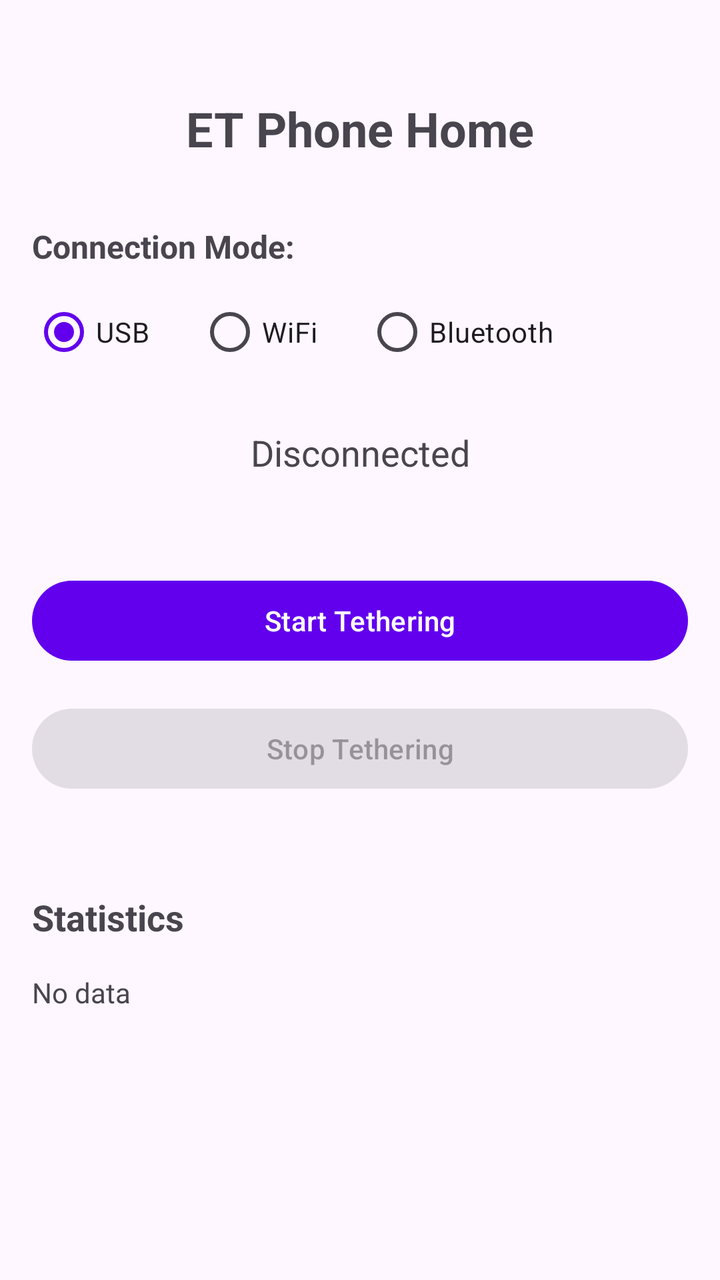
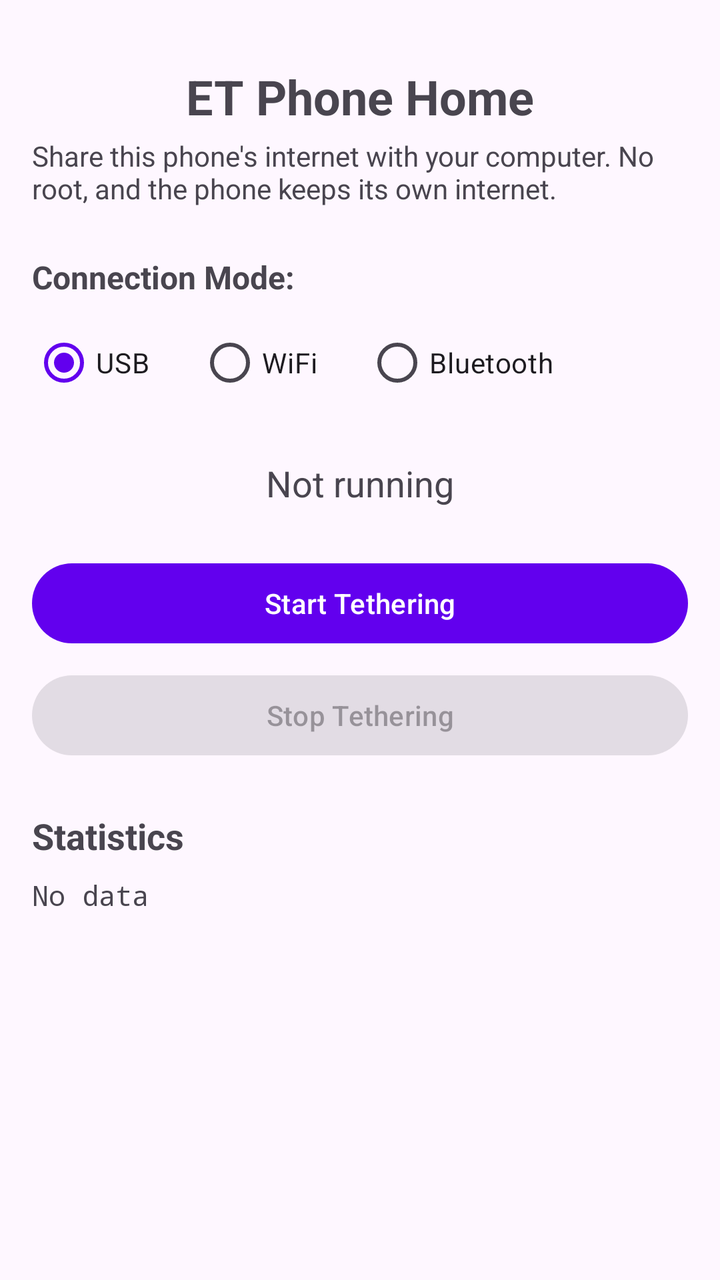

Screens rendered from an Android XML layout before and after an edit, with the pre-edit source and the edit as a unified diff.
<!-- AndroidManifest.xml: activity theme Theme.ETPhoneHome -->
<!-- res/layout/activity_main.xml -->
<?xml version="1.0" encoding="utf-8"?>
<androidx.constraintlayout.widget.ConstraintLayout xmlns:android="http://schemas.android.com/apk/res/android"
    xmlns:app="http://schemas.android.com/apk/res-auto"
    xmlns:tools="http://schemas.android.com/tools"
    android:layout_width="match_parent"
    android:layout_height="match_parent"
    android:padding="16dp"
    tools:context=".MainActivity">

    <TextView
        android:id="@+id/titleText"
        android:layout_width="wrap_content"
        android:layout_height="wrap_content"
        android:text="@string/app_name"
        android:textSize="24sp"
        android:textStyle="bold"
        app:layout_constraintEnd_toEndOf="parent"
        app:layout_constraintStart_toStartOf="parent"
        app:layout_constraintTop_toTopOf="parent"
        android:layout_marginTop="32dp" />

    <TextView
        android:id="@+id/connectionModeLabel"
        android:layout_width="wrap_content"
        android:layout_height="wrap_content"
        android:text="Connection Mode:"
        android:textSize="16sp"
        android:textStyle="bold"
        app:layout_constraintStart_toStartOf="parent"
        app:layout_constraintTop_toBottomOf="@id/titleText"
        android:layout_marginTop="32dp" />

    <RadioGroup
        android:id="@+id/connectionModeGroup"
        android:layout_width="wrap_content"
        android:layout_height="wrap_content"
        android:orientation="horizontal"
        app:layout_constraintStart_toStartOf="parent"
        app:layout_constraintTop_toBottomOf="@id/connectionModeLabel"
        android:layout_marginTop="8dp">

        <RadioButton
            android:id="@+id/radioUsb"
            android:layout_width="wrap_content"
            android:layout_height="wrap_content"
            android:text="USB"
            android:checked="true" />

        <RadioButton
            android:id="@+id/radioWifi"
            android:layout_width="wrap_content"
            android:layout_height="wrap_content"
            android:text="WiFi"
            android:layout_marginStart="24dp" />

        <RadioButton
            android:id="@+id/radioBluetooth"
            android:layout_width="wrap_content"
            android:layout_height="wrap_content"
            android:text="Bluetooth"
            android:layout_marginStart="24dp" />

    </RadioGroup>

    <TextView
        android:id="@+id/wifiIpText"
        android:layout_width="0dp"
        android:layout_height="wrap_content"
        android:text=""
        android:textSize="14sp"
        android:visibility="gone"
        android:fontFamily="monospace"
        app:layout_constraintEnd_toEndOf="parent"
        app:layout_constraintStart_toStartOf="parent"
        app:layout_constraintTop_toBottomOf="@id/connectionModeGroup"
        android:layout_marginTop="8dp" />

    <TextView
        android:id="@+id/bluetoothInfoText"
        android:layout_width="0dp"
        android:layout_height="wrap_content"
        android:text=""
        android:textSize="14sp"
        android:visibility="gone"
        android:fontFamily="monospace"
        app:layout_constraintEnd_toEndOf="parent"
        app:layout_constraintStart_toStartOf="parent"
        app:layout_constraintTop_toBottomOf="@id/connectionModeGroup"
        android:layout_marginTop="8dp" />

    <TextView
        android:id="@+id/statusText"
        android:layout_width="wrap_content"
        android:layout_height="wrap_content"
        android:text="@string/status_disconnected"
        android:textSize="18sp"
        app:layout_constraintEnd_toEndOf="parent"
        app:layout_constraintStart_toStartOf="parent"
        app:layout_constraintTop_toBottomOf="@id/bluetoothInfoText"
        android:layout_marginTop="24dp" />

    <Button
        android:id="@+id/startButton"
        android:layout_width="0dp"
        android:layout_height="wrap_content"
        android:text="@string/btn_start"
        app:layout_constraintEnd_toEndOf="parent"
        app:layout_constraintStart_toStartOf="parent"
        app:layout_constraintTop_toBottomOf="@id/statusText"
        android:layout_marginTop="48dp" />

    <Button
        android:id="@+id/stopButton"
        android:layout_width="0dp"
        android:layout_height="wrap_content"
        android:text="@string/btn_stop"
        android:enabled="false"
        app:layout_constraintEnd_toEndOf="parent"
        app:layout_constraintStart_toStartOf="parent"
        app:layout_constraintTop_toBottomOf="@id/startButton"
        android:layout_marginTop="16dp" />

    <TextView
        android:id="@+id/statsLabel"
        android:layout_width="wrap_content"
        android:layout_height="wrap_content"
        android:text="Statistics"
        android:textSize="18sp"
        android:textStyle="bold"
        app:layout_constraintStart_toStartOf="parent"
        app:layout_constraintTop_toBottomOf="@id/stopButton"
        android:layout_marginTop="48dp" />

    <TextView
        android:id="@+id/statsText"
        android:layout_width="0dp"
        android:layout_height="wrap_content"
        android:text="No data"
        android:textSize="14sp"
        app:layout_constraintEnd_toEndOf="parent"
        app:layout_constraintStart_toStartOf="parent"
        app:layout_constraintTop_toBottomOf="@id/statsLabel"
        android:layout_marginTop="16dp" />

</androidx.constraintlayout.widget.ConstraintLayout>
<!-- resources referenced by this layout -->
<resources>
  <string name="app_name">ET Phone Home</string>
  <string name="btn_start">Start Tethering</string>
  <string name="btn_stop">Stop Tethering</string>
  <string name="status_disconnected">Disconnected</string>
  <style name="Theme.ETPhoneHome" parent="Theme.Material3.DayNight.NoActionBar">
          
          <item name="colorPrimary">@color/purple_500</item>
          <item name="colorPrimaryVariant">@color/purple_700</item>
          <item name="colorOnPrimary">@color/white</item>
          
          <item name="colorSecondary">@color/teal_200</item>
          <item name="colorSecondaryVariant">@color/teal_700</item>
          <item name="colorOnSecondary">@color/black</item>
          
          <item name="android:statusBarColor">?attr/colorPrimaryVariant</item>
      </style>
  <color name="purple_500">#FF6200EE</color>
  <color name="purple_700">#FF3700B3</color>
  <color name="white">#FFFFFFFF</color>
  <color name="teal_200">#FF03DAC5</color>
  <color name="teal_700">#FF018786</color>
  <color name="black">#FF000000</color>
</resources>

<!-- the commit's change to res/layout/activity_main.xml (unified diff, before → after) -->
@@ -1,145 +1,142 @@
 <?xml version="1.0" encoding="utf-8"?>
-<androidx.constraintlayout.widget.ConstraintLayout xmlns:android="http://schemas.android.com/apk/res/android"
-    xmlns:app="http://schemas.android.com/apk/res-auto"
+<ScrollView xmlns:android="http://schemas.android.com/apk/res/android"
     xmlns:tools="http://schemas.android.com/tools"
     android:layout_width="match_parent"
     android:layout_height="match_parent"
-    android:padding="16dp"
     tools:context=".MainActivity">
 
-    <TextView
-        android:id="@+id/titleText"
-        android:layout_width="wrap_content"
+    <LinearLayout
+        android:layout_width="match_parent"
         android:layout_height="wrap_content"
-        android:text="@string/app_name"
-        android:textSize="24sp"
-        android:textStyle="bold"
-        app:layout_constraintEnd_toEndOf="parent"
-        app:layout_constraintStart_toStartOf="parent"
-        app:layout_constraintTop_toTopOf="parent"
-        android:layout_marginTop="32dp" />
+        android:orientation="vertical"
+        android:padding="16dp">
 
-    <TextView
-        android:id="@+id/connectionModeLabel"
-        android:layout_width="wrap_content"
-        android:layout_height="wrap_content"
-        android:text="Connection Mode:"
-        android:textSize="16sp"
-        android:textStyle="bold"
-        app:layout_constraintStart_toStartOf="parent"
-        app:layout_constraintTop_toBottomOf="@id/titleText"
-        android:layout_marginTop="32dp" />
-
-    <RadioGroup
-        android:id="@+id/connectionModeGroup"
-        android:layout_width="wrap_content"
-        android:layout_height="wrap_content"
-        android:orientation="horizontal"
-        app:layout_constraintStart_toStartOf="parent"
-        app:layout_constraintTop_toBottomOf="@id/connectionModeLabel"
-        android:layout_marginTop="8dp">
-
-        <RadioButton
-            android:id="@+id/radioUsb"
+        <TextView
+            android:id="@+id/titleText"
             android:layout_width="wrap_content"
             android:layout_height="wrap_content"
-            android:text="USB"
-            android:checked="true" />
+            android:layout_gravity="center_horizontal"
+            android:layout_marginTop="16dp"
+            android:text="@string/app_name"
+            android:textSize="24sp"
+            android:textStyle="bold" />
 
-        <RadioButton
-            android:id="@+id/radioWifi"
+        <TextView
+            android:id="@+id/subtitleText"
             android:layout_width="wrap_content"
             android:layout_height="wrap_content"
-            android:text="WiFi"
-            android:layout_marginStart="24dp" />
+            android:layout_gravity="center_horizontal"
+            android:layout_marginTop="4dp"
+            android:text="@string/subtitle"
+            android:textSize="14sp" />
 
-        <RadioButton
-            android:id="@+id/radioBluetooth"
+        <TextView
+            android:id="@+id/connectionModeLabel"
             android:layout_width="wrap_content"
             android:layout_height="wrap_content"
-            android:text="Bluetooth"
-            android:layout_marginStart="24dp" />
+            android:layout_marginTop="24dp"
+            android:text="@string/connection_mode"
+            android:textSize="16sp"
+            android:textStyle="bold" />
 
-    </RadioGroup>
+        <RadioGroup
+            android:id="@+id/connectionModeGroup"
+            android:layout_width="wrap_content"
+            android:layout_height="wrap_content"
+            android:layout_marginTop="8dp"
+            android:orientation="horizontal">
 
-    <TextView
-        android:id="@+id/wifiIpText"
-        android:layout_width="0dp"
-        android:layout_height="wrap_content"
-        android:text=""
-        android:textSize="14sp"
-        android:visibility="gone"
-        android:fontFamily="monospace"
-        app:layout_constraintEnd_toEndOf="parent"
-        app:layout_constraintStart_toStartOf="parent"
-        app:layout_constraintTop_toBottomOf="@id/connectionModeGroup"
-        android:layout_marginTop="8dp" />
+            <RadioButton
+                android:id="@+id/radioUsb"
+                android:layout_width="wrap_content"
+                android:layout_height="wrap_content"
+                android:checked="true"
+                android:text="@string/connection_usb" />
 
-    <TextView
-        android:id="@+id/bluetoothInfoText"
-        android:layout_width="0dp"
-        android:layout_height="wrap_content"
-        android:text=""
-        android:textSize="14sp"
-        android:visibility="gone"
-        android:fontFamily="monospace"
-        app:layout_constraintEnd_toEndOf="parent"
-        app:layout_constraintStart_toStartOf="parent"
-        app:layout_constraintTop_toBottomOf="@id/connectionModeGroup"
-        android:layout_marginTop="8dp" />
+            <RadioButton
+                android:id="@+id/radioWifi"
+                android:layout_width="wrap_content"
+                android:layout_height="wrap_content"
+                android:layout_marginStart="24dp"
+                android:text="@string/connection_wifi" />
 
-    <TextView
-        android:id="@+id/statusText"
-        android:layout_width="wrap_content"
-        android:layout_height="wrap_content"
-        android:text="@string/status_disconnected"
-        android:textSize="18sp"
-        app:layout_constraintEnd_toEndOf="parent"
-        app:layout_constraintStart_toStartOf="parent"
-        app:layout_constraintTop_toBottomOf="@id/bluetoothInfoText"
-        android:layout_marginTop="24dp" />
+            <RadioButton
+                android:id="@+id/radioBluetooth"
+                android:layout_width="wrap_content"
+                android:layout_height="wrap_content"
+                android:layout_marginStart="24dp"
+                android:text="@string/connection_bluetooth" />
+        </RadioGroup>
 
-    <Button
-        android:id="@+id/startButton"
-        android:layout_width="0dp"
-        android:layout_height="wrap_content"
-        android:text="@string/btn_start"
-        app:layout_constraintEnd_toEndOf="parent"
-        app:layout_constraintStart_toStartOf="parent"
-        app:layout_constraintTop_toBottomOf="@id/statusText"
-        android:layout_marginTop="48dp" />
+        <androidx.appcompat.widget.SwitchCompat
+            android:id="@+id/requireEncryptionSwitch"
+            android:layout_width="match_parent"
+            android:layout_height="wrap_content"
+            android:layout_marginTop="8dp"
+            android:text="@string/require_encryption"
+            android:visibility="gone" />
 
-    <Button
-        android:id="@+id/stopButton"
-        android:layout_width="0dp"
-        android:layout_height="wrap_content"
-        android:text="@string/btn_stop"
-        android:enabled="false"
-        app:layout_constraintEnd_toEndOf="parent"
-        app:layout_constraintStart_toStartOf="parent"
-        app:layout_constraintTop_toBottomOf="@id/startButton"
-        android:layout_marginTop="16dp" />
+        <TextView
+            android:id="@+id/wifiIpText"
+            android:layout_width="match_parent"
+            android:layout_height="wrap_content"
+            android:layout_marginTop="8dp"
+            android:fontFamily="monospace"
+            android:textIsSelectable="true"
+            android:textSize="13sp"
+            android:visibility="gone" />
 
-    <TextView
-        android:id="@+id/statsLabel"
-        android:layout_width="wrap_content"
-        android:layout_height="wrap_content"
-        android:text="Statistics"
-        android:textSize="18sp"
-        android:textStyle="bold"
-        app:layout_constraintStart_toStartOf="parent"
-        app:layout_constraintTop_toBottomOf="@id/stopButton"
-        android:layout_marginTop="48dp" />
+        <TextView
+            android:id="@+id/bluetoothInfoText"
+            android:layout_width="match_parent"
+            android:layout_height="wrap_content"
+            android:layout_marginTop="8dp"
+            android:fontFamily="monospace"
+            android:textIsSelectable="true"
+            android:textSize="13sp"
+            android:visibility="gone" />
 
-    <TextView
-        android:id="@+id/statsText"
-        android:layout_width="0dp"
-        android:layout_height="wrap_content"
-        android:text="No data"
-        android:textSize="14sp"
-        app:layout_constraintEnd_toEndOf="parent"
-        app:layout_constraintStart_toStartOf="parent"
-        app:layout_constraintTop_toBottomOf="@id/statsLabel"
-        android:layout_marginTop="16dp" />
+        <TextView
+            android:id="@+id/statusText"
+            android:layout_width="match_parent"
+            android:layout_height="wrap_content"
+            android:layout_marginTop="24dp"
+            android:gravity="center_horizontal"
+            android:text="@string/status_not_running"
+            android:textSize="18sp" />
 
-</androidx.constraintlayout.widget.ConstraintLayout>
+        <Button
+            android:id="@+id/startButton"
+            android:layout_width="match_parent"
+            android:layout_height="wrap_content"
+            android:layout_marginTop="24dp"
+            android:text="@string/btn_start" />
+
+        <Button
+            android:id="@+id/stopButton"
+            android:layout_width="match_parent"
+            android:layout_height="wrap_content"
+            android:layout_marginTop="8dp"
+            android:enabled="false"
+            android:text="@string/btn_stop" />
+
+        <TextView
+            android:id="@+id/statsLabel"
+            android:layout_width="wrap_content"
+            android:layout_height="wrap_content"
+            android:layout_marginTop="24dp"
+            android:text="@string/statistics"
+            android:textSize="18sp"
+            android:textStyle="bold" />
+
+        <TextView
+            android:id="@+id/statsText"
+            android:layout_width="match_parent"
+            android:layout_height="wrap_content"
+            android:layout_marginTop="8dp"
+            android:fontFamily="monospace"
+            android:text="@string/no_data"
+            android:textIsSelectable="true"
+            android:textSize="14sp" />
+    </LinearLayout>
+</ScrollView>
<!-- resource entries referenced after the edit -->
@@ -3,7 +3,15 @@
   <string name="app_name">ET Phone Home</string>
   <string name="btn_start">Start Tethering</string>
   <string name="btn_stop">Stop Tethering</string>
-  <string name="status_disconnected">Disconnected</string>
+  <string name="connection_bluetooth">Bluetooth</string>
+  <string name="connection_mode">Connection Mode:</string>
+  <string name="connection_usb">USB</string>
+  <string name="connection_wifi">WiFi</string>
+  <string name="no_data">No data</string>
+  <string name="require_encryption">Require encryption (TLS 1.3) for WiFi</string>
+  <string name="statistics">Statistics</string>
+  <string name="status_not_running">Not running</string>
+  <string name="subtitle">Share this phone\'s internet with your computer. No root, and the phone keeps its own internet.</string>
   <style name="Theme.ETPhoneHome" parent="Theme.Material3.DayNight.NoActionBar">
           
           <item name="colorPrimary">@color/purple_500</item>
